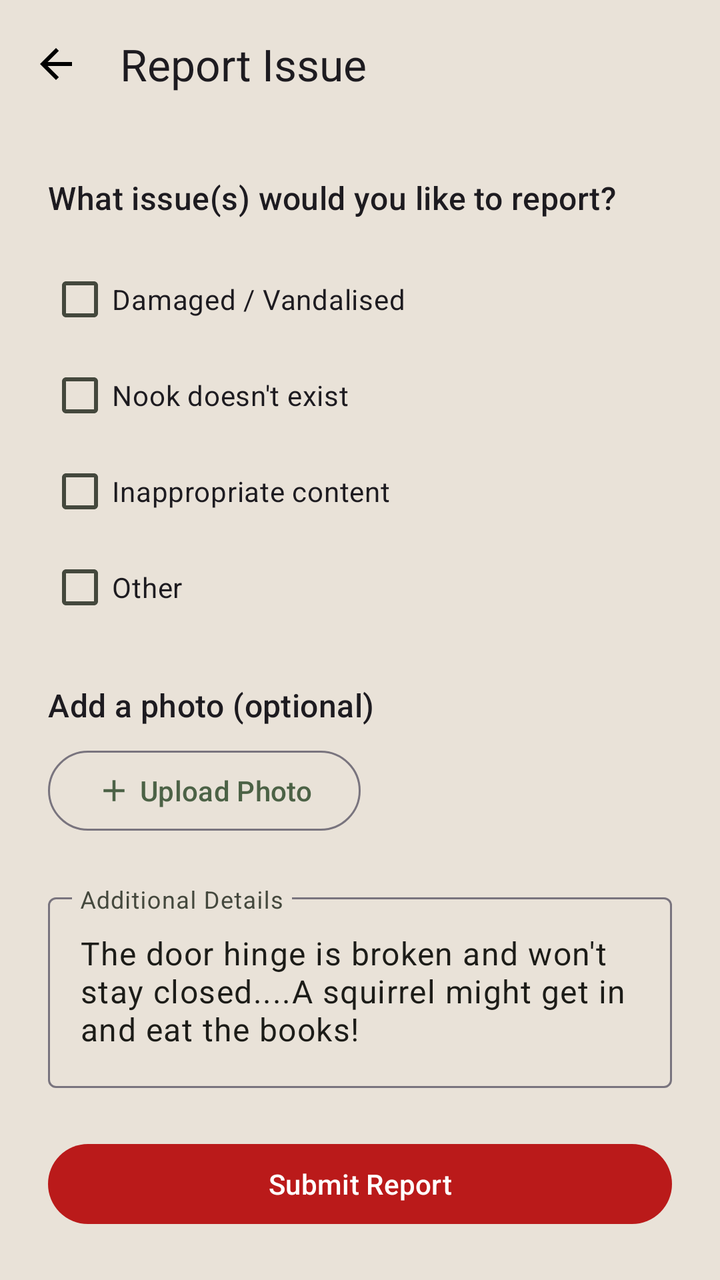
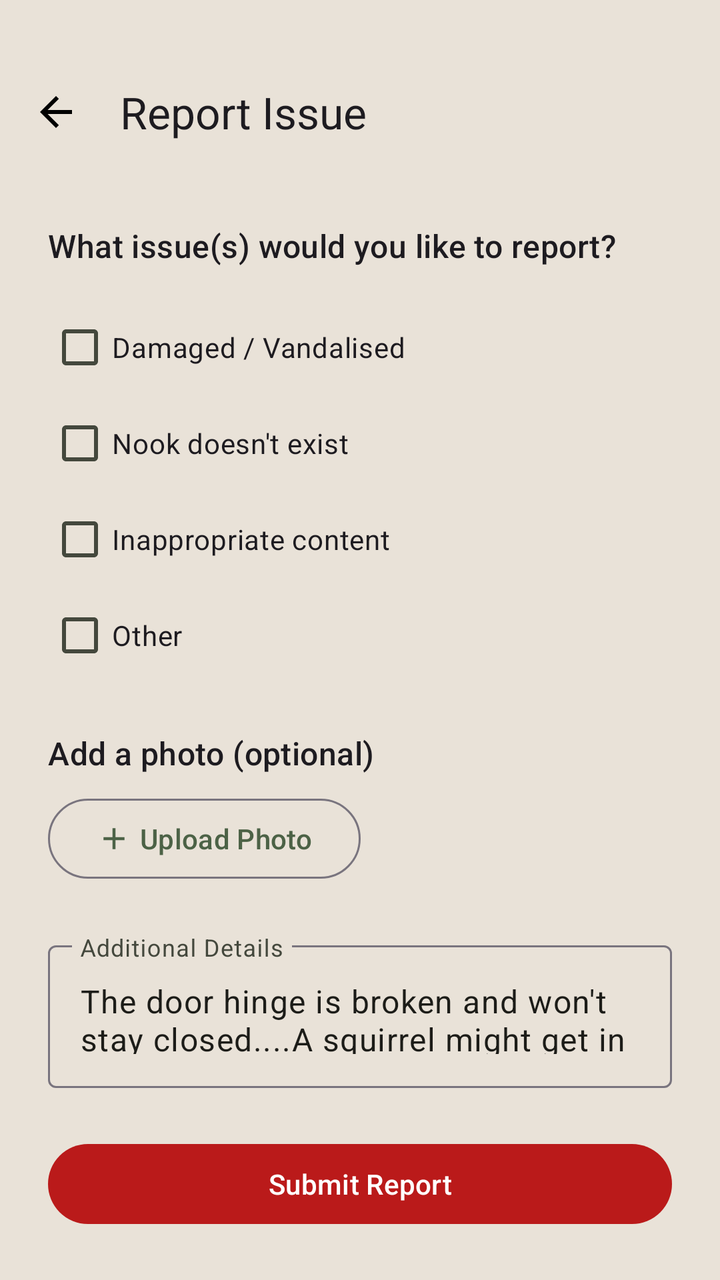

Two renders of the same Android screen: before a commit and after it. Below are the layout's source before the change and the commit's diff.
<!-- AndroidManifest.xml: application theme Theme.BookNookApp -->
<!-- res/layout/activity_report_issue.xml -->
<?xml version="1.0" encoding="utf-8"?>
<androidx.constraintlayout.widget.ConstraintLayout xmlns:android="http://schemas.android.com/apk/res/android"
    xmlns:app="http://schemas.android.com/apk/res-auto"
    android:id="@+id/main"
    android:layout_width="match_parent"
    android:layout_height="match_parent"
    android:background="?attr/colorSurface">

    <com.google.android.material.appbar.MaterialToolbar
        android:id="@+id/toolbarReport"
        android:layout_width="match_parent"
        android:layout_height="?attr/actionBarSize"
        app:layout_constraintTop_toTopOf="parent"
        app:navigationIcon="@drawable/ic_arrow_back"
        app:title="Report Issue" />

    <LinearLayout
        android:layout_width="match_parent"
        android:layout_height="0dp"
        android:orientation="vertical"
        android:padding="24dp"
        app:layout_constraintBottom_toTopOf="@id/btnSubmitReport"
        app:layout_constraintTop_toBottomOf="@id/toolbarReport">

        <TextView
            android:layout_width="wrap_content"
            android:layout_height="wrap_content"
            android:text="What issue(s) would you like to report?"
            android:textAppearance="@style/TextAppearance.Material3.TitleMedium" />

        
        <com.google.android.material.checkbox.MaterialCheckBox
            android:layout_width="match_parent"
            android:layout_height="wrap_content"
            android:layout_marginTop="16dp"
            android:text="Damaged / Vandalised" />

        <com.google.android.material.checkbox.MaterialCheckBox
            android:layout_width="match_parent"
            android:layout_height="wrap_content"
            android:text="Nook doesn't exist" />

        <com.google.android.material.checkbox.MaterialCheckBox
            android:layout_width="match_parent"
            android:layout_height="wrap_content"
            android:text="Inappropriate content" />

        <com.google.android.material.checkbox.MaterialCheckBox
            android:layout_width="match_parent"
            android:layout_height="wrap_content"
            android:text="Other" />

        
        <TextView
            android:layout_width="wrap_content"
            android:layout_height="wrap_content"
            android:layout_marginTop="24dp"
            android:text="Add a photo (optional)"
            android:textAppearance="@style/TextAppearance.Material3.TitleMedium" />

        
        <com.google.android.material.button.MaterialButton
            style="@style/Widget.Material3.Button.OutlinedButton"
            android:layout_width="wrap_content"
            android:layout_height="wrap_content"
            android:layout_marginTop="8dp"
            android:text="Upload Photo"
            app:icon="@drawable/ic_add" />


        
        <com.google.android.material.textfield.TextInputLayout
            style="@style/Widget.Material3.TextInputLayout.OutlinedBox"
            android:layout_width="match_parent"
            android:layout_height="wrap_content"
            android:layout_marginTop="24dp"
            android:hint="Additional Details"
            app:helperText="Please describe the issue in detail.">  

            <com.google.android.material.textfield.TextInputEditText
                android:layout_width="match_parent"
                android:layout_height="wrap_content"
                android:gravity="top"
                android:inputType="textMultiLine"
                android:minLines="4"
                android:text="The door hinge is broken and won't stay closed....A squirrel might get in and eat the books!" />
        </com.google.android.material.textfield.TextInputLayout>

    </LinearLayout>

    <com.google.android.material.button.MaterialButton
        android:id="@+id/btnSubmitReport"
        style="@style/Widget.Material3.Button"
        android:layout_width="match_parent"
        android:layout_height="wrap_content"
        android:layout_margin="24dp"
        android:text="Submit Report"
        app:backgroundTint="?attr/colorError"
        app:layout_constraintBottom_toBottomOf="parent" />

</androidx.constraintlayout.widget.ConstraintLayout>
<!-- resources referenced by this layout -->
<resources>
  <!-- drawable ic_add (drawable) -->
  <vector xmlns:android="http://schemas.android.com/apk/res/android" android:height="24dp" android:tint="#000000" android:viewportHeight="24" android:viewportWidth="24" android:width="24dp">
        
      <path android:fillColor="@android:color/white" android:pathData="M19,13h-6v6h-2v-6H5v-2h6V5h2v6h6v2z"/>
      
  </vector>
  <!-- drawable ic_arrow_back (drawable) -->
  <vector xmlns:android="http://schemas.android.com/apk/res/android" android:autoMirrored="true" android:height="24dp" android:tint="#000000" android:viewportHeight="960" android:viewportWidth="960" android:width="24dp">
        
      <path android:fillColor="@android:color/white" android:pathData="M313,520L537,744L480,800L160,480L480,160L537,216L313,440L800,440L800,520L313,520Z"/>
      
  </vector>
  <color name="md_theme_primary">#4C6246</color>
  <color name="md_theme_onPrimary">#FFFFFF</color>
  <color name="md_theme_primaryContainer">#B4C8AA</color>
  <color name="md_theme_onPrimaryContainer">#182316</color>
  <color name="md_theme_secondary">#5C757A</color>
  <color name="md_theme_onSecondary">#FFFFFF</color>
  <color name="md_theme_secondaryContainer">#DEEBF1</color>
  <color name="md_theme_onSecondaryContainer">#141E21</color>
  <color name="md_theme_tertiary">#CB7A5C</color>
  <color name="md_theme_onTertiary">#FFFFFF</color>
  <color name="md_theme_tertiaryContainer">#FFDBC9</color>
  <color name="md_theme_onTertiaryContainer">#331200</color>
  <color name="md_theme_surface">#E9E2D8</color>
  <color name="md_theme_onSurface">#1C1C18</color>
  <color name="md_theme_surfaceContainer">#F0EAE2</color>
  <color name="md_theme_onSurfaceVariant">#44483D</color>
  <color name="md_theme_outlineVariant">#C4C8BB</color>
  <color name="md_theme_error">#BA1A1A</color>
  <color name="md_theme_onError">#FFFFFF</color>
  <style name="AppBottomSheetDialogTheme" parent="Theme.Design.Light.BottomSheetDialog">
          <item name="bottomSheetStyle">@style/AppModalStyle</item>
      </style>
  <style name="AppModalStyle" parent="Widget.Design.BottomSheet.Modal">
          <item name="android:background">@android:color/transparent</item>
      </style>
  <!-- unchanged entries left out for length: 1 -->
</resources>

<!-- the commit's change to res/layout/activity_report_issue.xml (unified diff, before → after) -->
@@ -11,6 +11,7 @@
         android:layout_width="match_parent"
         android:layout_height="?attr/actionBarSize"
         app:layout_constraintTop_toTopOf="parent"
+        android:layout_marginTop="24dp"
         app:navigationIcon="@drawable/ic_arrow_back"
         app:title="Report Issue" />
 
<!-- resource entries referenced after the edit -->
@@ -26,7 +26,7 @@
   <color name="md_theme_onTertiaryContainer">#331200</color>
   <color name="md_theme_surface">#E9E2D8</color>
   <color name="md_theme_onSurface">#1C1C18</color>
-  <color name="md_theme_surfaceContainer">#F0EAE2</color>
+  <color name="md_theme_surfaceContainer">#DFD9D0</color>
   <color name="md_theme_onSurfaceVariant">#44483D</color>
   <color name="md_theme_outlineVariant">#C4C8BB</color>
   <color name="md_theme_error">#BA1A1A</color>
